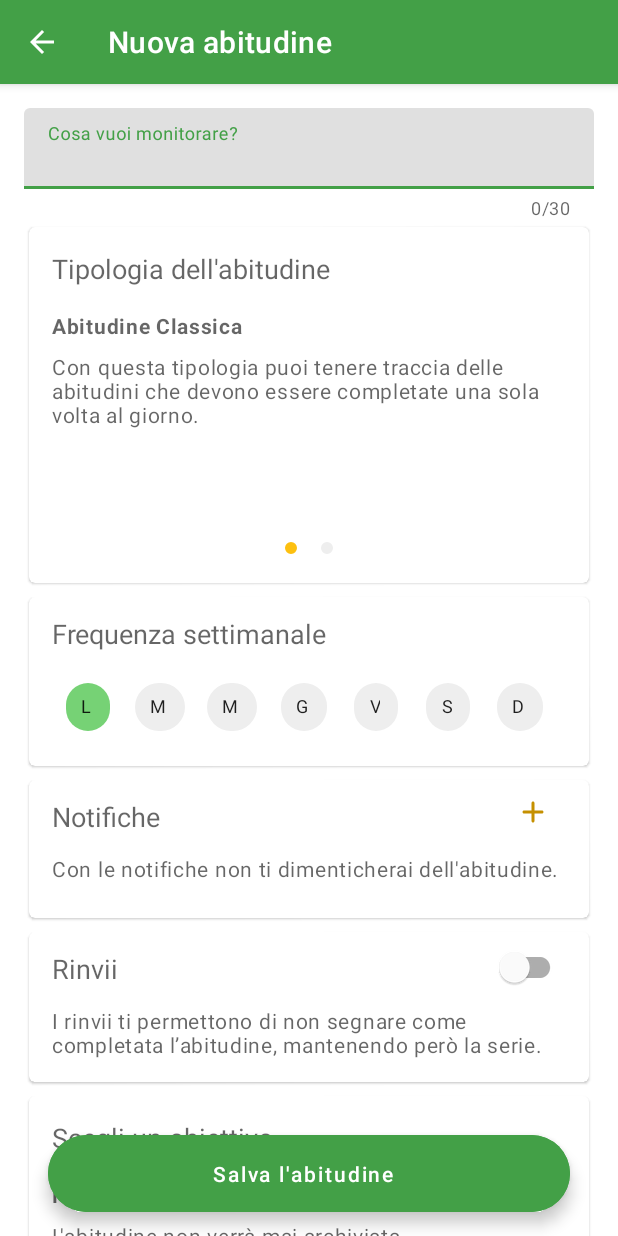
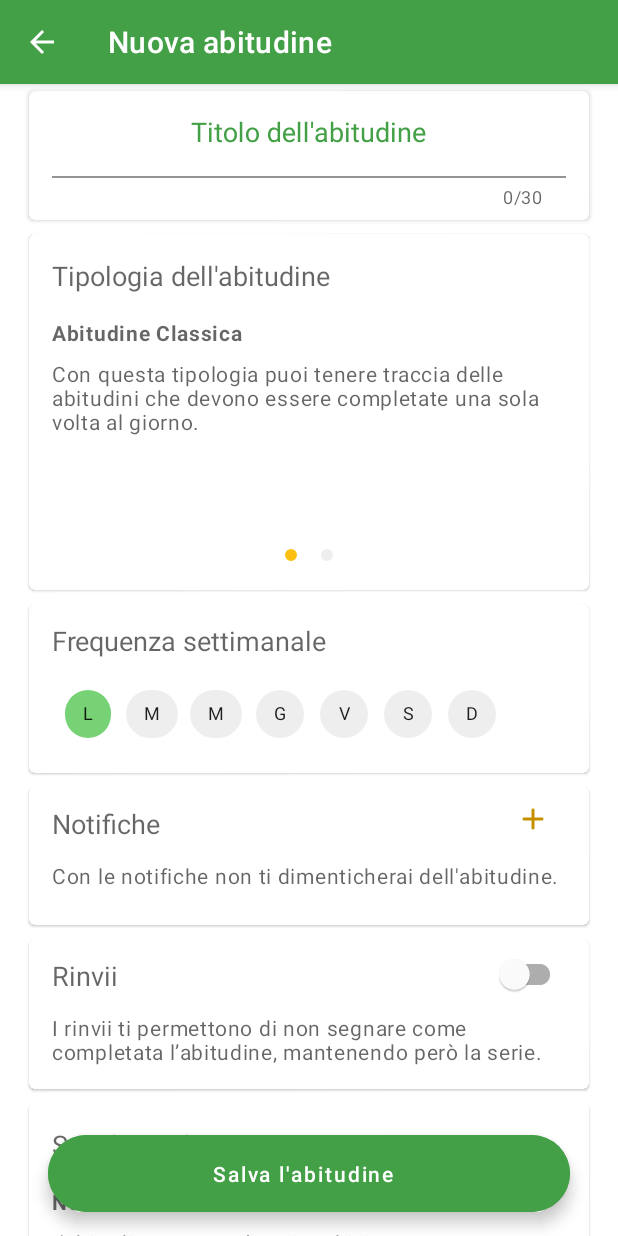
Before and after one commit to Juuzen/Sprout, an Android app: the ClassicTypeFragment screen opened directly, with no data from a screen before it, on a phone screen of 412 x 824 dp. Run offline under Robolectric (Android 15) with nearby library versions, the phone set to English and light mode, and no system bars; libraries missing offline, so code that uses them is left out: com.shawnlin.numberpicker; plain views replace NumberPicker; 1 statement that could not run was skipped.

Commit message:
Added card style to title layout
Also, renamed some files and variables

```diff
--- a/app/src/main/java/com/hcifedii/sprout/CreateHabitActivity.java
+++ b/app/src/main/java/com/hcifedii/sprout/CreateHabitActivity.java
@@ -103,7 +103,7 @@ public class CreateHabitActivity extends AppCompatActivity {
                 // Save habit
 
             } else {
-                titleFragment.setErrorMessage(getString(R.string.titleIsEmptyErrorString));
+                titleFragment.setErrorMessage(getString(R.string.error_title_is_empty));
             }
 
         });
--- a/app/src/main/java/com/hcifedii/sprout/fragment/goal/NoGoalFragment.java
+++ b/app/src/main/java/com/hcifedii/sprout/fragment/goal/NoGoalFragment.java
@@ -25,6 +25,6 @@ public class NoGoalFragment extends Fragment implements GoalInterface {
     public View onCreateView(LayoutInflater inflater, ViewGroup container,
                              Bundle savedInstanceState) {
         // Inflate the layout for this fragment
-        return inflater.inflate(R.layout.fragment_no_goal, container, false);
+        return inflater.inflate(R.layout.fragment_goal_no_goal, container, false);
     }
 }
--- a/app/src/main/java/com/hcifedii/sprout/fragment/habitType/ClassicTypeFragment.java
+++ b/app/src/main/java/com/hcifedii/sprout/fragment/habitType/ClassicTypeFragment.java
@@ -25,7 +25,7 @@ public class ClassicTypeFragment extends Fragment implements HabitTypeInterface
     public View onCreateView(LayoutInflater inflater, ViewGroup container,
                              Bundle savedInstanceState) {
         // Inflate the layout for this fragment
-        return inflater.inflate(R.layout.fragment_classic_type, container, false);
+        return inflater.inflate(R.layout.fragment_habit_type_classic, container, false);
     }
 
     @Override
--- a/app/src/main/java/com/hcifedii/sprout/fragment/habitType/CounterTypeFragment.java
+++ b/app/src/main/java/com/hcifedii/sprout/fragment/habitType/CounterTypeFragment.java
@@ -32,7 +32,7 @@ public class CounterTypeFragment extends Fragment implements HabitTypeInterface
     public View onCreateView(LayoutInflater inflater, ViewGroup container,
                              Bundle savedInstanceState) {
         // Inflate the layout for this fragment
-        View view = inflater.inflate(R.layout.fragment_counter_type, container, false);
+        View view = inflater.inflate(R.layout.fragment_habit_type_counter, container, false);
 
         picker = view.findViewById(R.id.repetitionsPicker);
 
--- /dev/null
+++ b/app/src/main/res/layout/dots_material_tab_layout.xml
@@ -0,0 +1,9 @@
+<?xml version="1.0" encoding="utf-8"?>
+<com.google.android.material.tabs.TabLayout xmlns:android="http://schemas.android.com/apk/res/android"
+    xmlns:tool="http://schemas.android.com/apk/res-auto"
+    android:layout_width="match_parent"
+    android:layout_height="wrap_content"
+    android:layout_gravity="bottom"
+    tool:tabBackground="@drawable/dot_selector"
+    tool:tabGravity="center"
+    tool:tabIndicatorHeight="0px" />
--- a/app/src/main/res/layout/fragment_frequency.xml
+++ b/app/src/main/res/layout/fragment_frequency.xml
@@ -22,6 +22,8 @@
             android:layout_width="match_parent"
             android:layout_height="wrap_content"
             android:layout_gravity="center"
+            android:fadingEdge="horizontal"
+            android:requiresFadingEdge="horizontal"
             android:scrollbars="none">
 
             <com.google.android.material.chip.ChipGroup
@@ -30,7 +32,8 @@
                 android:layout_width="wrap_content"
                 android:layout_height="wrap_content"
                 app:checkedChip="@id/mondayChip"
-                app:chipSpacingHorizontal="0dp"
+                app:itemSpacing="-5sp"
+                app:chipSpacingHorizontal="0sp"
                 app:singleLine="true">
 
                 <com.google.android.material.chip.Chip
@@ -44,6 +47,7 @@
                 <com.google.android.material.chip.Chip
                     android:id="@+id/tuesdayChip"
                     style="@style/SproutChip"
+
                     android:text="@string/tuesdayString"
                     app:checkedIconEnabled="false"
                     app:closeIconEnabled="false" />
--- a/app/src/main/res/layout/fragment_goal.xml
+++ b/app/src/main/res/layout/fragment_goal.xml
@@ -1,7 +1,6 @@
 <?xml version="1.0" encoding="utf-8"?>
 <com.google.android.material.card.MaterialCardView xmlns:android="http://schemas.android.com/apk/res/android"
     xmlns:app="http://schemas.android.com/apk/res-auto"
-    xmlns:tool="http://schemas.android.com/apk/res-auto"
     android:layout_width="match_parent"
     android:layout_height="wrap_content"
     app:cardUseCompatPadding="true">
@@ -25,14 +24,9 @@
             android:layout_width="match_parent"
             android:layout_height="150dp" />
 
-        <com.google.android.material.tabs.TabLayout
+        <include
             android:id="@+id/viewPagerDots"
-            android:layout_width="match_parent"
-            android:layout_height="wrap_content"
-            android:layout_gravity="bottom"
-            tool:tabBackground="@drawable/dot_selector"
-            tool:tabGravity="center"
-            tool:tabIndicatorHeight="0px" />
+            layout="@layout/dots_material_tab_layout"/>
 
     </LinearLayout>
 
--- a/app/src/main/res/layout/fragment_habit_type.xml
+++ b/app/src/main/res/layout/fragment_habit_type.xml
@@ -1,7 +1,6 @@
 <?xml version="1.0" encoding="utf-8"?>
 <com.google.android.material.card.MaterialCardView xmlns:android="http://schemas.android.com/apk/res/android"
     xmlns:app="http://schemas.android.com/apk/res-auto"
-    xmlns:tool="http://schemas.android.com/apk/res-auto"
     android:layout_width="match_parent"
     android:layout_height="wrap_content"
     app:cardUseCompatPadding="true">
@@ -25,14 +24,9 @@
             android:layout_width="match_parent"
             android:layout_height="150dp" />
 
-        <com.google.android.material.tabs.TabLayout
+        <include
             android:id="@+id/habitTypeViewPagerDots"
-            android:layout_width="match_parent"
-            android:layout_height="wrap_content"
-            android:layout_gravity="bottom"
-            tool:tabBackground="@drawable/dot_selector"
-            tool:tabGravity="center"
-            tool:tabIndicatorHeight="0px" />
+            layout="@layout/dots_material_tab_layout"/>
 
     </LinearLayout>
 
--- a/app/src/main/res/layout/fragment_title.xml
+++ b/app/src/main/res/layout/fragment_title.xml
@@ -1,12 +1,49 @@
 <?xml version="1.0" encoding="utf-8"?>
-<com.google.android.material.textfield.TextInputLayout xmlns:android="http://schemas.android.com/apk/res/android"
+<com.google.android.material.card.MaterialCardView xmlns:android="http://schemas.android.com/apk/res/android"
+    xmlns:app="http://schemas.android.com/apk/res-auto"
+    android:layout_width="match_parent"
+    android:layout_height="wrap_content"
+    app:cardElevation="2dp"
+    app:cardUseCompatPadding="true">
+
+    <com.google.android.material.textfield.TextInputLayout
+        android:id="@+id/titleLayout"
+        android:layout_width="match_parent"
+        android:layout_height="wrap_content"
+        android:hint="@string/title_hint"
+        android:paddingLeft="16dp"
+        android:paddingRight="16dp"
+        android:paddingBottom="8dp"
+        android:textColorHint="@color/primaryColor"
+        app:counterEnabled="true"
+        app:counterMaxLength="30"
+        app:errorEnabled="true">
+
+        <com.google.android.material.textfield.TextInputEditText
+            android:id="@+id/titleField"
+            android:layout_width="match_parent"
+            android:layout_height="wrap_content"
+            android:gravity="center"
+            android:background="#00FFFFFF"
+            android:inputType="text"
+            android:maxLength="30"
+            android:singleLine="true"
+            android:textAppearance="@style/TextAppearance.AppCompat.Medium"/>
+
+    </com.google.android.material.textfield.TextInputLayout>
+
+
+</com.google.android.material.card.MaterialCardView>
+
+
+    <!--<com.google.android.material.textfield.TextInputLayout xmlns:android="http://schemas.android.com/apk/res/android"
         xmlns:app="http://schemas.android.com/apk/res-auto"
         android:id="@+id/titleLayout"
         android:layout_width="match_parent"
         android:layout_height="wrap_content"
         android:hint="@string/titleHintString"
         android:paddingTop="16dp"
-    style="@style/Widget.MaterialComponents.TextInputLayout.FilledBox.Dense"
+        style="@style/Widget.MaterialComponents.TextInputLayout.FilledBox"
         app:counterEnabled="true"
         app:counterMaxLength="30"
         app:endIconMode="clear_text"
@@ -20,4 +57,4 @@
             android:maxLength="30"
             android:singleLine="true" />
 
-</com.google.android.material.textfield.TextInputLayout>
+    </com.google.android.material.textfield.TextInputLayout>-->
--- a/app/src/main/res/values/strings.xml
+++ b/app/src/main/res/values/strings.xml
@@ -14,9 +14,9 @@
 
     <string name="save_fab">Salva l\'abitudine</string>
 
-    <string name="titleIsEmptyErrorString">Il titolo non può essere vuoto</string>
+    <string name="error_title_is_empty">Il titolo non può essere vuoto</string>
 
-    <string name="titleHintString">Cosa vuoi monitorare?</string>
+    <string name="title_hint">Titolo dell\'abitudine</string>
 
     <string name="classic_habit_info">
         Con questa tipologia puoi tenere traccia delle abitudini che devono essere completate una sola volta al giorno.
--- a/app/src/main/res/values/styles.xml
+++ b/app/src/main/res/values/styles.xml
@@ -43,12 +43,10 @@
     <style name="SproutChip" parent="Widget.MaterialComponents.Chip.Entry">
         <item name="android:layout_width">wrap_content</item>
         <item name="android:layout_height">wrap_content</item>
+        <item name="android:padding">30dp</item>
         <item name="android:textAlignment">center</item>
         <item name="android:textSize">12sp</item>
         <item name="android:checkable">true</item>
-        <item name="textStartPadding">6dp</item>
-        <item name="textEndPadding">6dp</item>
-        <item name="elevation">2dp</item>
         <item name="textAllCaps">true</item>
         <item name="chipBackgroundColor">@color/chip_background_color_selector</item>
     </style>
```
Also changed, not shown: app/src/main/res/layout/fragment_goal_no_goal.xml (renamed from app/src/main/res/layout/fragment_no_goal.xml), app/src/main/res/layout/fragment_habit_type_classic.xml (renamed from app/src/main/res/layout/fragment_classic_type.xml), app/src/main/res/layout/fragment_habit_type_counter.xml (renamed from app/src/main/res/layout/fragment_counter_type.xml). Lines whose indentation alone changed are shown as unchanged.
